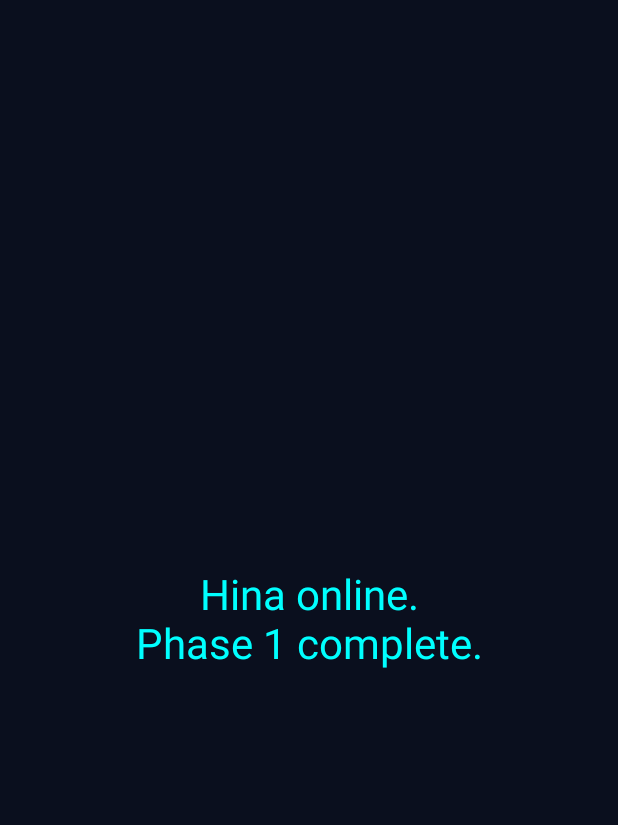
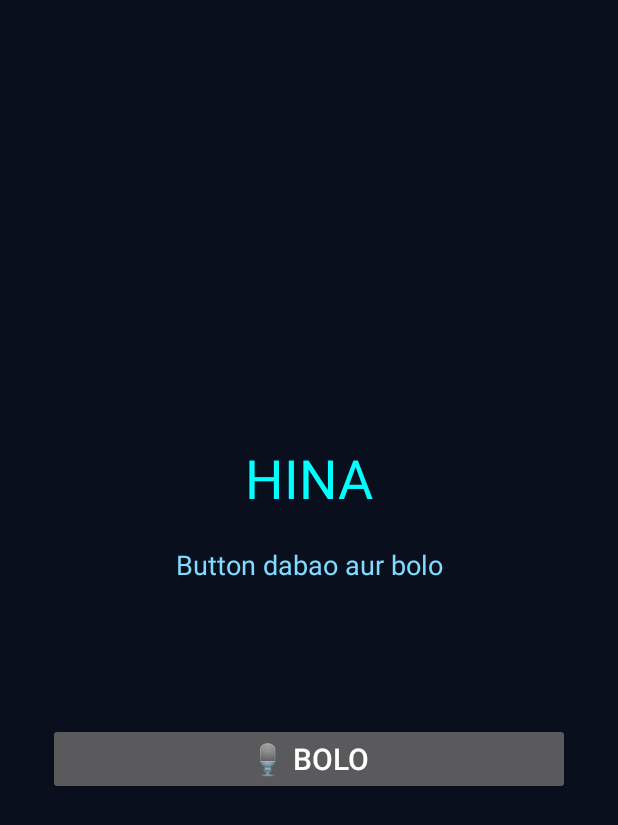
Before and after one commit to ai-hina-123/Hina, an Android app: the screen it shows after launch (MainActivity), on a phone screen of 412 x 824 dp. Shown: the top 825 px of the screen. Run offline under Robolectric (Android 15) with nearby library versions, the phone set to English and light mode, and no system bars.

Commit message:
Update MainActivity.kt

```diff
--- a/app/src/main/java/com/example/hina/MainActivity.kt
+++ b/app/src/main/java/com/example/hina/MainActivity.kt
@@ -1,20 +1,147 @@
 package com.example.hina
 
+import android.Manifest
 import android.app.Activity
+import android.content.Intent
+import android.content.pm.PackageManager
 import android.graphics.Color
 import android.os.Bundle
+import android.speech.RecognitionListener
+import android.speech.RecognizerIntent
+import android.speech.SpeechRecognizer
+import android.speech.tts.TextToSpeech
 import android.view.Gravity
+import android.widget.Button
+import android.widget.LinearLayout
 import android.widget.TextView
+import java.util.Locale
 
-class MainActivity : Activity() {
+class MainActivity : Activity(), RecognitionListener {
+
+    private lateinit var status: TextView
+    private lateinit var result: TextView
+    private var recognizer: SpeechRecognizer? = null
+    private var tts: TextToSpeech? = null
+
     override fun onCreate(savedInstanceState: Bundle?) {
         super.onCreate(savedInstanceState)
-        val t = TextView(this)
-        t.text = "Hina online.\nPhase 1 complete."
-        t.setTextColor(Color.CYAN)
-        t.setBackgroundColor(Color.parseColor("#0A0F1E"))
-        t.textSize = 28f
-        t.gravity = Gravity.CENTER
-        setContentView(t)
+
+        val root = LinearLayout(this)
+        root.orientation = LinearLayout.VERTICAL
+        root.gravity = Gravity.CENTER
+        root.setBackgroundColor(Color.parseColor("#0A0F1E"))
+        root.setPadding(48, 48, 48, 48)
+
+        val title = TextView(this)
+        title.text = "HINA"
+        title.setTextColor(Color.CYAN)
+        title.textSize = 36f
+        title.gravity = Gravity.CENTER
+
+        status = TextView(this)
+        status.text = "Button dabao aur bolo"
+        status.setTextColor(Color.parseColor("#7FDBFF"))
+        status.textSize = 18f
+        status.gravity = Gravity.CENTER
+        status.setPadding(0, 32, 0, 32)
+
+        result = TextView(this)
+        result.text = ""
+        result.setTextColor(Color.WHITE)
+        result.textSize = 22f
+        result.gravity = Gravity.CENTER
+        result.setPadding(0, 16, 0, 48)
+
+        val btn = Button(this)
+        btn.text = "🎙️ Bolo"
+        btn.textSize = 20f
+        btn.setOnClickListener { startListening() }
+
+        root.addView(title)
+        root.addView(status)
+        root.addView(result)
+        root.addView(btn)
+        setContentView(root)
+
+        tts = TextToSpeech(this) { st ->
+            if (st == TextToSpeech.SUCCESS) {
+                val r = tts?.setLanguage(Locale("hi", "IN"))
+                if (r == TextToSpeech.LANG_MISSING_DATA || r == TextToSpeech.LANG_NOT_SUPPORTED) {
+                    tts?.setLanguage(Locale.US)
+                }
+            }
+        }
+    }
+
+    private fun startListening() {
+        if (checkSelfPermission(Manifest.permission.RECORD_AUDIO) != PackageManager.PERMISSION_GRANTED) {
+            requestPermissions(arrayOf(Manifest.permission.RECORD_AUDIO), 1)
+            return
+        }
+        if (!SpeechRecognizer.isRecognitionAvailable(this)) {
+            status.text = "Is phone mein speech recognition nahi mila"
+            return
+        }
+        if (recognizer == null) {
+            recognizer = SpeechRecognizer.createSpeechRecognizer(this)
+            recognizer?.setRecognitionListener(this)
+        }
+        val intent = Intent(RecognizerIntent.ACTION_RECOGNIZE_SPEECH)
+        intent.putExtra(
+            RecognizerIntent.EXTRA_LANGUAGE_MODEL,
+            RecognizerIntent.LANGUAGE_MODEL_FREE_FORM
+        )
+        intent.putExtra(RecognizerIntent.EXTRA_LANGUAGE, "hi-IN")
+        recognizer?.startListening(intent)
+        status.text = "Sun rahi hoon..."
+    }
+
+    override fun onRequestPermissionsResult(
+        requestCode: Int,
+        permissions: Array<out String>,
+        grantResults: IntArray
+    ) {
+        super.onRequestPermissionsResult(requestCode, permissions, grantResults)
+        if (grantResults.isNotEmpty() && grantResults[0] == PackageManager.PERMISSION_GRANTED) {
+            startListening()
+        } else {
+            status.text = "Mic ki permission chahiye"
+        }
+    }
+
+    private fun speak(text: String) {
+        tts?.speak(text, TextToSpeech.QUEUE_FLUSH, null, "hina")
+    }
+
+    override fun onResults(results: Bundle?) {
+        val list = results?.getStringArrayList(SpeechRecognizer.RESULTS_RECOGNITION)
+        val text = list?.firstOrNull()
+        if (text.isNullOrEmpty()) {
+            status.text = "Kuch sunai nahi diya"
+            return
+        }
+        status.text = "Maine suna:"
+        result.text = text
+        speak("Aapne kaha: $text")
+    }
+
+    override fun onError(error: Int) {
+        status.text = "Samajh nahi aaya (error $error). Dobara try karo."
+        speak("Mujhe samajh nahi aaya")
+    }
+
+    override fun onPartialResults(partialResults: Bundle?) {}
+    override fun onReadyForSpeech(params: Bundle?) {}
+    override fun onBeginningOfSpeech() {}
+    override fun onRmsChanged(rmsdB: Float) {}
+    override fun onBufferReceived(buffer: ByteArray?) {}
+    override fun onEndOfSpeech() {}
+    override fun onEvent(eventType: Int, params: Bundle?) {}
+
+    override fun onDestroy() {
+        super.onDestroy()
+        recognizer?.destroy()
+        tts?.stop()
+        tts?.shutdown()
     }
 }
```
